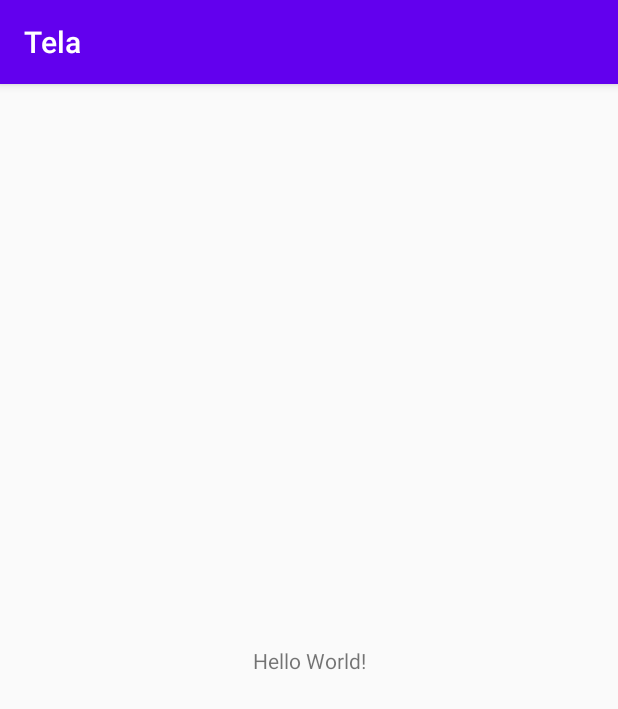
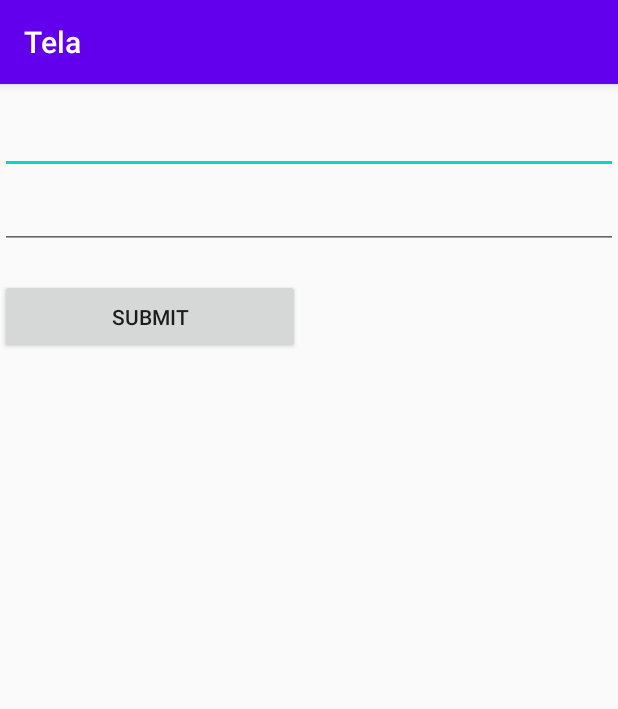
Before and after one commit to andy-kajeke/tela2, an Android app: the screen it shows after launch (MainActivity), on a phone screen of 412 x 824 dp. Shown: the top 709 px of the screen. Run offline under Robolectric (Android 15) with nearby library versions, the phone set to English and light mode, and no system bars; our stand-ins replace Room's generated code.

```diff
--- a/app/src/main/java/com/planetsystems/tela/MainActivity.java
+++ b/app/src/main/java/com/planetsystems/tela/MainActivity.java
@@ -1,14 +1,49 @@
 package com.planetsystems.tela;
 
 import androidx.appcompat.app.AppCompatActivity;
+import androidx.lifecycle.Observer;
+import androidx.lifecycle.ViewModelProvider;
 
 import android.os.Bundle;
+import android.view.View;
+import android.widget.Button;
+import android.widget.EditText;
+import android.widget.Toast;
+
+import com.planetsystems.tela.enties.SyncTeachers;
+
+import java.util.List;
 
 public class MainActivity extends AppCompatActivity {
 
+    private MainActivityViewModel mainActivityViewModel;
+    EditText firstName, secondName;
+    Button submit;
     @Override
     protected void onCreate(Bundle savedInstanceState) {
         super.onCreate(savedInstanceState);
         setContentView(R.layout.activity_main);
+        firstName = findViewById(R.id.firstName);
+        secondName = findViewById(R.id.lastName);
+        submit = findViewById(R.id.submit);
+
+        mainActivityViewModel = new ViewModelProvider(this).get(MainActivityViewModel.class);
+
+        mainActivityViewModel.teachers().observe(this, new Observer<List<SyncTeachers>>() {
+            @Override
+            public void onChanged(List<SyncTeachers> syncTeachers) {
+                Toast.makeText(MainActivity.this, "size is: " + String.valueOf(syncTeachers.size()), Toast.LENGTH_LONG).show();
+            }
+        });
+
+        submit.setOnClickListener(new View.OnClickListener() {
+            @Override
+            public void onClick(View v) {
+                SyncTeachers syncTeachers = new SyncTeachers("dhlijjsdcdaiooo", null, "23/1/1990",
+                        null, null, "andrew", "kajeke", "M",
+                "ak",1, "wweer", "12344","cdsgs4y5e43");
+                mainActivityViewModel.insertTeacher(syncTeachers);
+            }
+        });
     }
 }
--- /dev/null
+++ b/app/src/main/java/com/planetsystems/tela/MainActivityViewModel.java
@@ -0,0 +1,30 @@
+package com.planetsystems.tela;
+
+import android.app.Application;
+
+import androidx.annotation.NonNull;
+import androidx.lifecycle.AndroidViewModel;
+import androidx.lifecycle.LiveData;
+
+import com.planetsystems.tela.dao.SyncTeachersDao;
+import com.planetsystems.tela.enties.SyncTeachers;
+import com.planetsystems.tela.repository.Repository;
+
+import java.util.List;
+
+public class MainActivityViewModel extends AndroidViewModel {
+    private SyncTeachersDao syncTeachersDao;
+    private Repository repository;
+    public MainActivityViewModel(@NonNull Application application) {
+        super(application);
+        repository = new Repository(application);
+    }
+
+    public LiveData<List<SyncTeachers>> teachers(){
+        return repository.getAllTeachers();
+    }
+
+    public  void insertTeacher(SyncTeachers syncTeachers){
+        repository.addNewStaff(syncTeachers);
+    }
+}
--- a/app/src/main/java/com/planetsystems/tela/dao/SyncTeachersDao.java
+++ b/app/src/main/java/com/planetsystems/tela/dao/SyncTeachersDao.java
@@ -1,12 +1,18 @@
 package com.planetsystems.tela.dao;
 
+import androidx.lifecycle.LiveData;
 import androidx.room.Dao;
+import androidx.room.Database;
 import androidx.room.Delete;
 import androidx.room.Insert;
 import androidx.room.OnConflictStrategy;
+import androidx.room.Query;
 import androidx.room.Update;
 
+import com.planetsystems.tela.constants.SyncTableConstants;
 import com.planetsystems.tela.enties.SyncTeachers;
+
+import java.util.List;
 
 
 @Dao
@@ -19,4 +25,7 @@ public interface SyncTeachersDao {
 
     @Delete
     void deleteStaff(SyncTeachers syncTeachers);
+
+    @Query("SELECT * FROM " + SyncTableConstants.SyncTeachers)
+    LiveData<List<SyncTeachers>> getAllTeachers();
 }
--- a/app/src/main/java/com/planetsystems/tela/enties/SyncTeachers.java
+++ b/app/src/main/java/com/planetsystems/tela/enties/SyncTeachers.java
@@ -28,7 +28,7 @@ public class SyncTeachers {
 
 
     @ColumnInfo(name = "fingerPrint")
-    @NonNull
+    //@NonNull
     private Byte[] fingerPrint;
 
 
@@ -109,7 +109,7 @@ public class SyncTeachers {
         return fingerPrint;
     }
 
-    public void setFingerPrint(@NonNull Byte[] fingerPrint) {
+    public void setFingerPrint( Byte[] fingerPrint) {
         this.fingerPrint = fingerPrint;
     }
 
@@ -184,7 +184,7 @@ public class SyncTeachers {
         this.schoolId = schoolId;
     }
 
-    public SyncTeachers(@NonNull String id, String MPSComputerNumber, @NonNull String dob, String emailAddress, @NonNull Byte[] fingerPrint, @NonNull String firstName, @NonNull String lastName, @NonNull String gender, @NonNull String initials, int licensed, @NonNull String nationalId, @NonNull String phoneNumber, @NonNull String schoolId) {
+    public SyncTeachers(@NonNull String id, String MPSComputerNumber, @NonNull String dob, String emailAddress, Byte[] fingerPrint, @NonNull String firstName, @NonNull String lastName, @NonNull String gender, @NonNull String initials, int licensed, @NonNull String nationalId, @NonNull String phoneNumber, @NonNull String schoolId) {
         this.id = id;
         this.MPSComputerNumber = MPSComputerNumber;
         this.dob = dob;
--- a/app/src/main/java/com/planetsystems/tela/repository/Repository.java
+++ b/app/src/main/java/com/planetsystems/tela/repository/Repository.java
@@ -1,4 +1,37 @@
 package com.planetsystems.tela.repository;
 
+import android.app.Application;
+
+import androidx.lifecycle.LiveData;
+
+import com.planetsystems.tela.dao.EmployeeRoleDao;
+import com.planetsystems.tela.dao.SyncTeachersDao;
+import com.planetsystems.tela.database.TelaRoomDatabase;
+import com.planetsystems.tela.enties.SyncTeachers;
+
+import java.util.List;
+
 public class Repository {
+
+    private EmployeeRoleDao employeeRoleDao;
+    private SyncTeachersDao syncTeachersDao;
+
+    public Repository(Application application) {
+        TelaRoomDatabase telaRoomDatabase = TelaRoomDatabase.getInstance(application);
+        employeeRoleDao = telaRoomDatabase.getEmployeeRoleDao();
+        syncTeachersDao = telaRoomDatabase.getSyncTeachersDao();
+    }
+
+    public void addNewStaff(final SyncTeachers syncTeachers){
+        TelaRoomDatabase.db_executor.execute(new Runnable() {
+            @Override
+            public void run() {
+                syncTeachersDao.addNewStaff(syncTeachers);
+            }
+        });
+    }
+
+    public LiveData<List<SyncTeachers>> getAllTeachers(){
+        return syncTeachersDao.getAllTeachers();
+    }
 }
--- a/app/src/main/res/layout/activity_main.xml
+++ b/app/src/main/res/layout/activity_main.xml
@@ -1,18 +1,37 @@
 <?xml version="1.0" encoding="utf-8"?>
-<androidx.constraintlayout.widget.ConstraintLayout xmlns:android="http://schemas.android.com/apk/res/android"
+<LinearLayout xmlns:android="http://schemas.android.com/apk/res/android"
     xmlns:app="http://schemas.android.com/apk/res-auto"
     xmlns:tools="http://schemas.android.com/tools"
     android:layout_width="match_parent"
     android:layout_height="match_parent"
-    tools:context=".MainActivity">
+    tools:context=".MainActivity"
+    android:orientation="vertical">
 
-    <TextView
-        android:layout_width="wrap_content"
-        android:layout_height="wrap_content"
-        android:text="Hello World!"
-        app:layout_constraintBottom_toBottomOf="parent"
-        app:layout_constraintLeft_toLeftOf="parent"
-        app:layout_constraintRight_toRightOf="parent"
-        app:layout_constraintTop_toTopOf="parent" />
+    <LinearLayout
+        android:layout_width="match_parent"
+        android:layout_height="match_parent"
+        android:orientation="vertical">
 
-</androidx.constraintlayout.widget.ConstraintLayout>
+        <EditText
+            android:id="@+id/firstName"
+            android:layout_width="match_parent"
+            android:layout_height="wrap_content"
+            android:height="40dp"
+            android:layout_marginTop="20dp"/>
+
+        <EditText
+            android:id="@+id/lastName"
+            android:layout_width="match_parent"
+            android:layout_height="wrap_content"
+            android:height="40dp"
+            android:layout_marginTop="10dp"/>
+
+        <Button
+            android:id="@+id/submit"
+            android:layout_width="200dp"
+            android:layout_height="50dp"
+            android:layout_marginTop="20dp"
+            android:text="Submit"/>
+    </LinearLayout>
+
+</LinearLayout>
```
